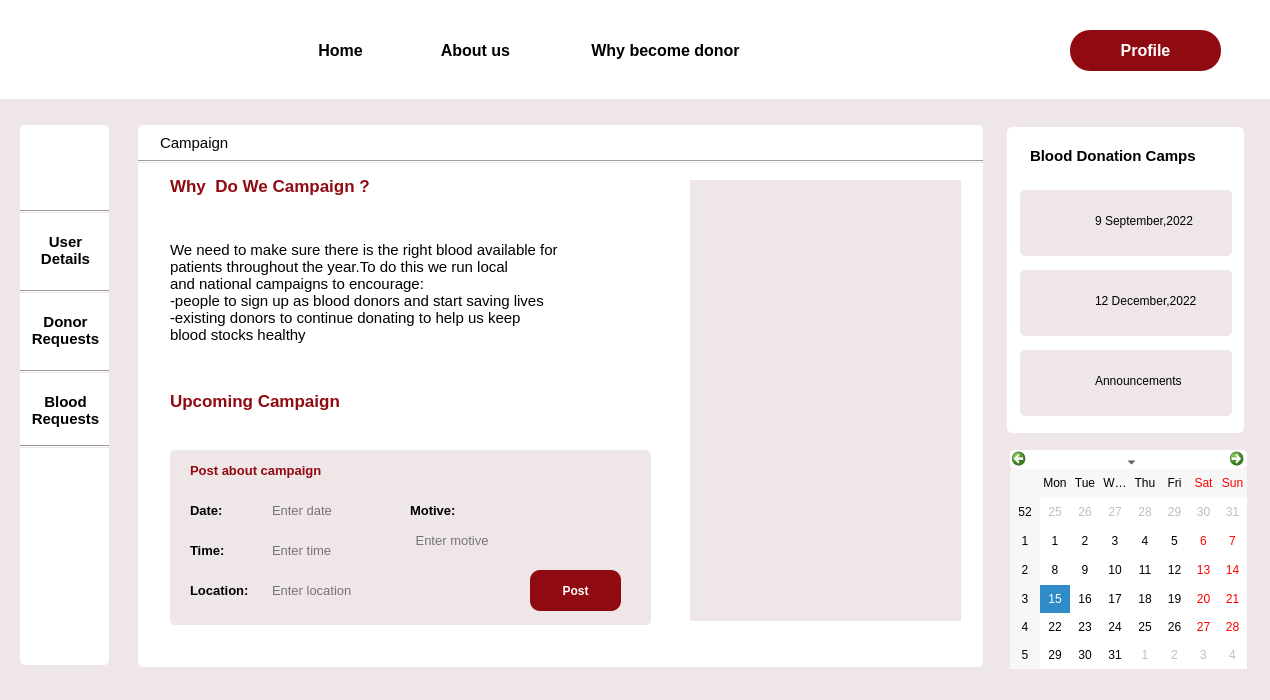
The window that camaign_admin.ui (Rista10/Final) describes before a commit, drawn with Qt 5.
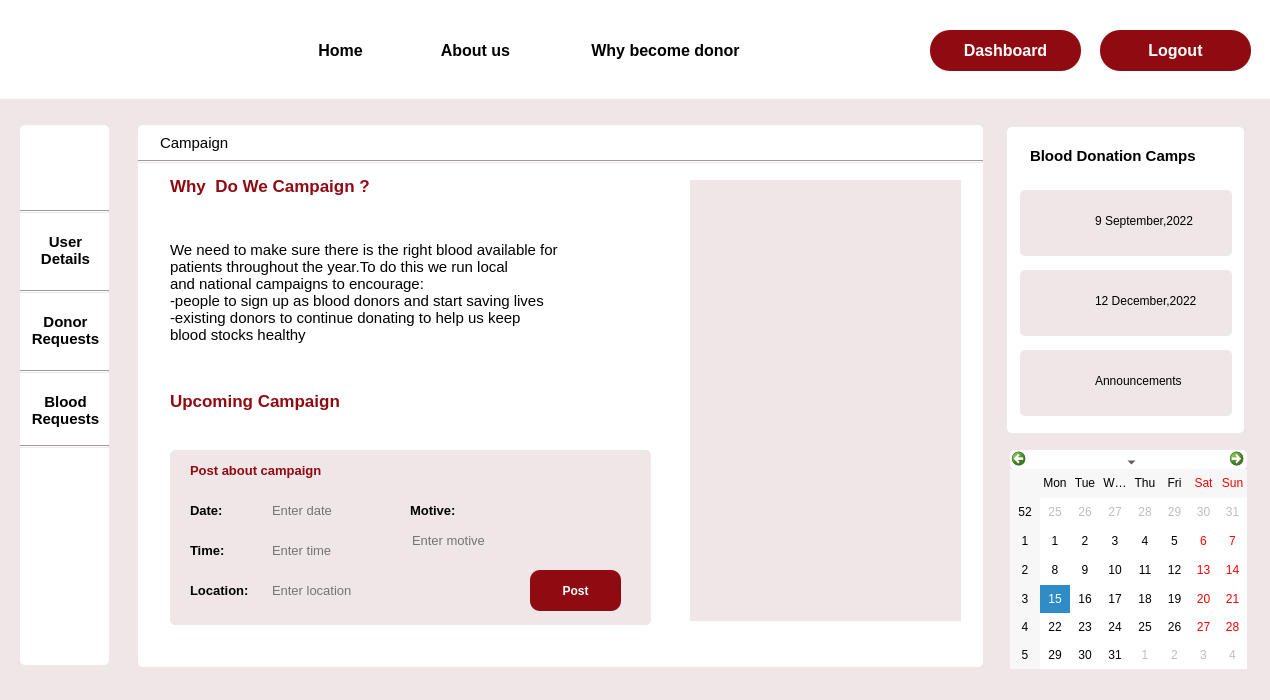
The same window after the commit. Icons and pictures are not drawn.

```diff
--- a/camaign_admin.ui
+++ b/camaign_admin.ui
@@ -224,7 +224,7 @@
   <widget class="QPushButton" name="login">
    <property name="geometry">
     <rect>
-     <x>1070</x>
+     <x>930</x>
      <y>30</y>
      <width>151</width>
      <height>41</height>
@@ -244,7 +244,7 @@
 {
  background-color:rgb(144, 10, 18);
 border-radius:20px;
-	color: rgb(255, 255, 255);
+	color: rgb(255, 255, 255)
 }
 
 #login::hover
@@ -254,7 +254,7 @@
 }</string>
    </property>
    <property name="text">
-    <string>Profile</string>
+    <string>Dashboard</string>
    </property>
   </widget>
   <widget class="QPushButton" name="about">
@@ -974,7 +974,7 @@
     <string/>
    </property>
    <property name="placeholderText">
-    <string> Enter motive</string>
+    <string>Enter motive</string>
    </property>
   </widget>
   <widget class="QLabel" name="label_6">
@@ -993,6 +993,42 @@
     <string/>
    </property>
   </widget>
+  <widget class="QPushButton" name="login_2">
+   <property name="geometry">
+    <rect>
+     <x>1100</x>
+     <y>30</y>
+     <width>151</width>
+     <height>41</height>
+    </rect>
+   </property>
+   <property name="font">
+    <font>
+     <pointsize>12</pointsize>
+     <bold>true</bold>
+    </font>
+   </property>
+   <property name="cursor">
+    <cursorShape>PointingHandCursor</cursorShape>
+   </property>
+   <property name="styleSheet">
+    <string notr="true">#login_2
+{
+ background-color:rgb(144, 10, 18);
+border-radius:20px;
+	color: rgb(255, 255, 255);
+}
+
+#login_2::hover
+{
+background-color:white;
+	color: rgb(144, 10, 18);
+}</string>
+   </property>
+   <property name="text">
+    <string>Logout</string>
+   </property>
+  </widget>
   <zorder>label_4</zorder>
   <zorder>label</zorder>
   <zorder>label_25</zorder>
@@ -1038,6 +1074,7 @@
   <zorder>label_13</zorder>
   <zorder>motive</zorder>
   <zorder>label_6</zorder>
+  <zorder>login_2</zorder>
  </widget>
  <resources/>
  <connections/>
```
